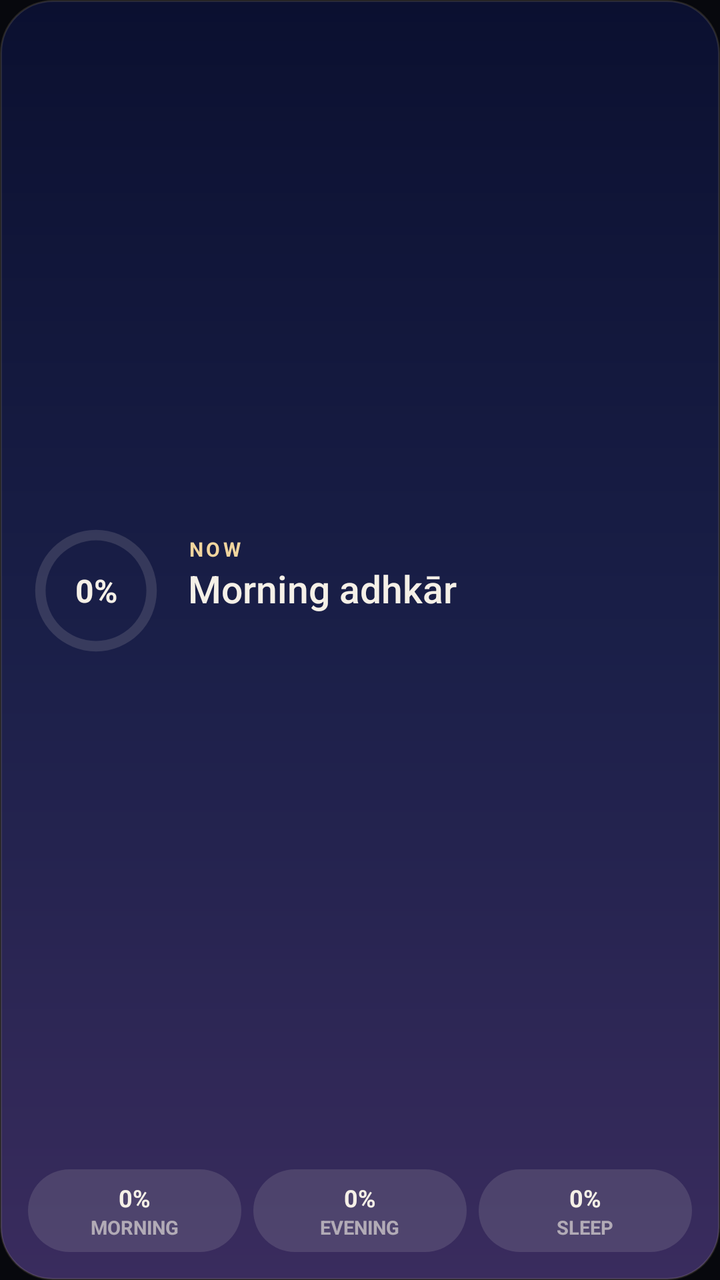
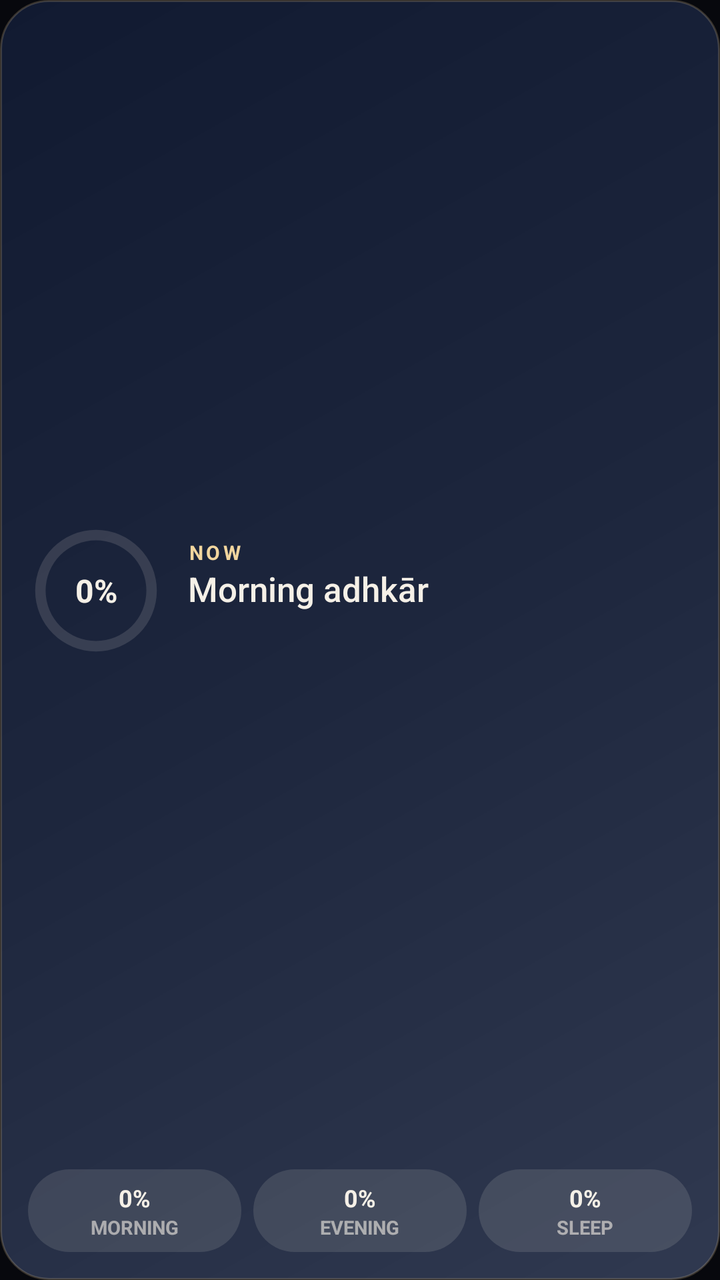

Compare the two renders of this Android layout. The source of the first and the diff that turns it into the second are given below.
<!-- AndroidManifest.xml: application theme Theme.Adhkar -->
<!-- res/layout/widget_adhkar.xml -->
<?xml version="1.0" encoding="utf-8"?>
<LinearLayout xmlns:android="http://schemas.android.com/apk/res/android" android:id="@+id/root" android:layout_width="match_parent" android:layout_height="match_parent"
    android:orientation="vertical" android:background="@drawable/widget_bg_night" android:padding="14dp">
    <LinearLayout android:layout_width="match_parent" android:layout_height="0dp" android:layout_weight="1" android:orientation="horizontal" android:gravity="center_vertical">
        <FrameLayout android:layout_width="68dp" android:layout_height="68dp">
            <ProgressBar android:id="@+id/ring" style="@android:style/Widget.ProgressBar.Horizontal" android:layout_width="68dp" android:layout_height="68dp" android:max="100" android:progress="0" android:progressDrawable="@drawable/widget_ring" />
            <TextView android:id="@+id/pct" android:layout_width="match_parent" android:layout_height="match_parent" android:gravity="center" android:textColor="#FFF5F0E7" android:textSize="16sp" android:textStyle="bold" android:text="0%" />
        </FrameLayout>
        <LinearLayout android:layout_width="0dp" android:layout_weight="1" android:layout_height="wrap_content" android:layout_marginStart="12dp" android:orientation="vertical">
            <TextView android:id="@+id/when" android:layout_width="wrap_content" android:layout_height="wrap_content" android:textColor="#FFF1D59E" android:textSize="10sp" android:letterSpacing="0.14" android:textStyle="bold" android:maxLines="1" android:text="NOW" />
            <TextView android:id="@+id/title" android:layout_width="wrap_content" android:layout_height="wrap_content" android:textColor="#FFF5F0E7" android:textSize="19sp" android:fontFamily="sans-serif-medium" android:maxLines="1" android:ellipsize="end" android:text="Morning adhkār" />
            <TextView android:id="@+id/sub" android:layout_width="wrap_content" android:layout_height="wrap_content" android:textColor="#B3F5F0E7" android:textSize="11.5sp" android:maxLines="2" android:ellipsize="end" android:text="" />
        </LinearLayout>
    </LinearLayout>
    <LinearLayout android:id="@+id/chips" android:layout_width="match_parent" android:layout_height="wrap_content" android:layout_marginTop="8dp" android:orientation="horizontal"><LinearLayout android:id="@+id/k0" android:layout_width="0dp" android:layout_weight="1" android:layout_height="wrap_content" android:layout_marginStart="0dp"
            android:orientation="vertical" android:gravity="center" android:paddingTop="6dp" android:paddingBottom="6dp" android:background="@drawable/widget_chip">
            <TextView android:id="@+id/kv0" android:layout_width="wrap_content" android:layout_height="wrap_content" android:textColor="#FFF5F0E7" android:textSize="12sp" android:textStyle="bold" android:text="0%" />
            <TextView android:id="@+id/kl0" android:layout_width="wrap_content" android:layout_height="wrap_content" android:textColor="#99F5F0E7" android:textSize="9.5sp" android:textStyle="bold" android:text="MORNING" /></LinearLayout><LinearLayout android:id="@+id/k1" android:layout_width="0dp" android:layout_weight="1" android:layout_height="wrap_content" android:layout_marginStart="6dp"
            android:orientation="vertical" android:gravity="center" android:paddingTop="6dp" android:paddingBottom="6dp" android:background="@drawable/widget_chip">
            <TextView android:id="@+id/kv1" android:layout_width="wrap_content" android:layout_height="wrap_content" android:textColor="#FFF5F0E7" android:textSize="12sp" android:textStyle="bold" android:text="0%" />
            <TextView android:id="@+id/kl1" android:layout_width="wrap_content" android:layout_height="wrap_content" android:textColor="#99F5F0E7" android:textSize="9.5sp" android:textStyle="bold" android:text="EVENING" /></LinearLayout><LinearLayout android:id="@+id/k2" android:layout_width="0dp" android:layout_weight="1" android:layout_height="wrap_content" android:layout_marginStart="6dp"
            android:orientation="vertical" android:gravity="center" android:paddingTop="6dp" android:paddingBottom="6dp" android:background="@drawable/widget_chip">
            <TextView android:id="@+id/kv2" android:layout_width="wrap_content" android:layout_height="wrap_content" android:textColor="#FFF5F0E7" android:textSize="12sp" android:textStyle="bold" android:text="0%" />
            <TextView android:id="@+id/kl2" android:layout_width="wrap_content" android:layout_height="wrap_content" android:textColor="#99F5F0E7" android:textSize="9.5sp" android:textStyle="bold" android:text="SLEEP" /></LinearLayout></LinearLayout>
</LinearLayout>
<!-- resources referenced by this layout -->
<resources>
  <!-- drawable widget_bg_night (drawable) -->
  <?xml version="1.0" encoding="utf-8"?>
  <shape xmlns:android="http://schemas.android.com/apk/res/android" android:shape="rectangle">
      <gradient android:angle="270" android:startColor="#FF0B1030" android:centerColor="#FF1A1F48" android:endColor="#FF3A2C5E" />
      <corners android:radius="26dp" /><stroke android:width="1dp" android:color="#22F1D59E" /></shape>
  <!-- drawable widget_chip (drawable) -->
  <?xml version="1.0" encoding="utf-8"?>
  <shape xmlns:android="http://schemas.android.com/apk/res/android" android:shape="rectangle"><solid android:color="#1FF5F0E7" /><corners android:radius="99dp" /></shape>
  <!-- drawable widget_ring (drawable) -->
  <?xml version="1.0" encoding="utf-8"?>
  <layer-list xmlns:android="http://schemas.android.com/apk/res/android">
      <item android:id="@android:id/background"><shape android:shape="ring" android:innerRadiusRatio="2.7" android:thicknessRatio="13" android:useLevel="false"><solid android:color="#22F5F0E7" /></shape></item>
      <item android:id="@android:id/progress"><rotate android:fromDegrees="270" android:toDegrees="270" android:pivotX="50%" android:pivotY="50%">
          <shape android:shape="ring" android:innerRadiusRatio="2.7" android:thicknessRatio="13" android:useLevel="true"><gradient android:type="sweep" android:startColor="#FFA8823E" android:endColor="#FFF1D59E" /></shape></rotate></item>
  </layer-list>
  <style name="Theme.Adhkar" parent="@android:style/Theme.DeviceDefault.NoActionBar">
          <item name="android:windowBackground">@drawable/splash</item>
          <item name="android:statusBarColor">@android:color/transparent</item>
          <item name="android:navigationBarColor">@android:color/transparent</item>
          <item name="android:windowDrawsSystemBarBackgrounds">true</item>
          <item name="android:colorAccent">#FFD9B26F</item>
      </style>
  <!-- drawable splash (drawable) -->
  <?xml version="1.0" encoding="utf-8"?>
  <layer-list xmlns:android="http://schemas.android.com/apk/res/android">
      <item android:drawable="@color/ink" />
      <item android:gravity="center" android:width="144dp" android:height="144dp" android:drawable="@drawable/ic_launcher_fg" />
  </layer-list>
  <color name="ink">#FF07080D</color>
  <!-- drawable ic_launcher_fg: vector/xml drawable (drawable, 2327 chars, omitted) -->
</resources>

<!-- the commit's change to res/layout/widget_adhkar.xml (unified diff, before → after) -->
@@ -8,7 +8,7 @@
         </FrameLayout>
         <LinearLayout android:layout_width="0dp" android:layout_weight="1" android:layout_height="wrap_content" android:layout_marginStart="12dp" android:orientation="vertical">
             <TextView android:id="@+id/when" android:layout_width="wrap_content" android:layout_height="wrap_content" android:textColor="#FFF1D59E" android:textSize="10sp" android:letterSpacing="0.14" android:textStyle="bold" android:maxLines="1" android:text="NOW" />
-            <TextView android:id="@+id/title" android:layout_width="wrap_content" android:layout_height="wrap_content" android:textColor="#FFF5F0E7" android:textSize="19sp" android:fontFamily="sans-serif-medium" android:maxLines="1" android:ellipsize="end" android:text="Morning adhkār" />
+            <TextView android:id="@+id/title" android:layout_width="wrap_content" android:layout_height="wrap_content" android:textColor="#FFF5F0E7" android:textSize="17sp" android:fontFamily="sans-serif-medium" android:maxLines="2" android:ellipsize="end" android:text="Morning adhkār" />
             <TextView android:id="@+id/sub" android:layout_width="wrap_content" android:layout_height="wrap_content" android:textColor="#B3F5F0E7" android:textSize="11.5sp" android:maxLines="2" android:ellipsize="end" android:text="" />
         </LinearLayout>
     </LinearLayout>
<!-- resource entries referenced after the edit -->
@@ -3,8 +3,8 @@
   <!-- drawable widget_bg_night (drawable) -->
   <?xml version="1.0" encoding="utf-8"?>
   <shape xmlns:android="http://schemas.android.com/apk/res/android" android:shape="rectangle">
-      <gradient android:angle="270" android:startColor="#FF0B1030" android:centerColor="#FF1A1F48" android:endColor="#FF3A2C5E" />
-      <corners android:radius="26dp" /><stroke android:width="1dp" android:color="#22F1D59E" /></shape>
+      <gradient android:angle="315" android:startColor="#FF111A31" android:centerColor="#FF1D263D" android:endColor="#FF303950" />
+      <corners android:radius="24dp" /><stroke android:width="1dp" android:color="#35F1D59E" /></shape>
   <!-- drawable widget_chip (drawable) -->
   <?xml version="1.0" encoding="utf-8"?>
   <shape xmlns:android="http://schemas.android.com/apk/res/android" android:shape="rectangle"><solid android:color="#1FF5F0E7" /><corners android:radius="99dp" /></shape>
